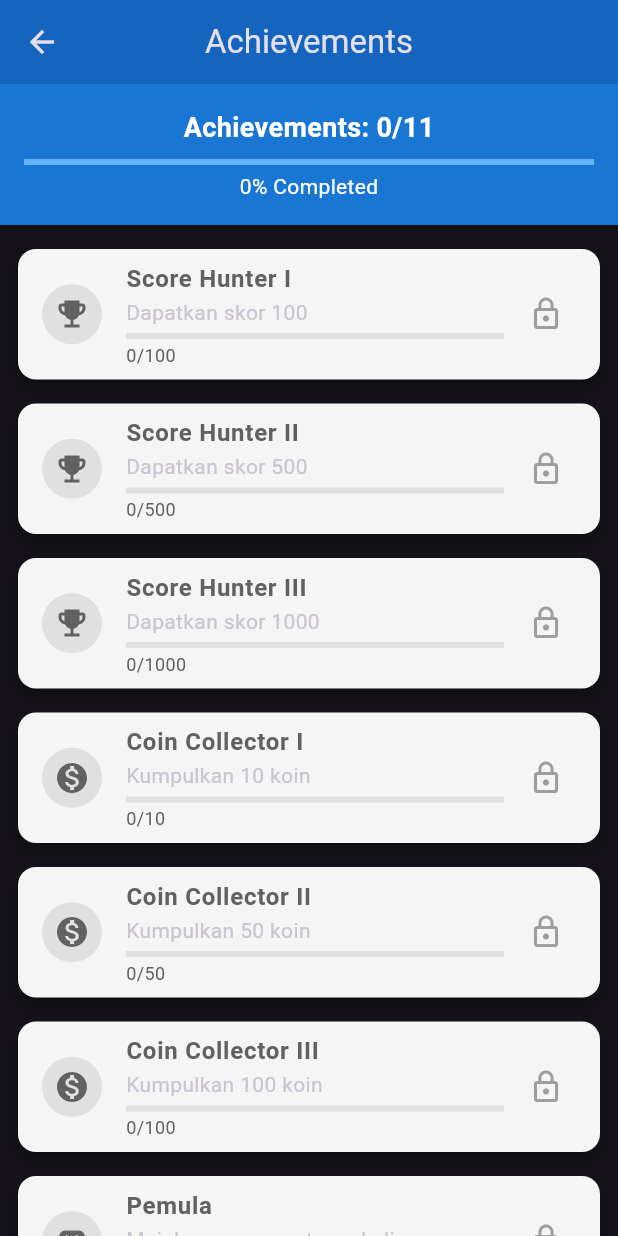
After one commit to jjaenal/tuang, a Flutter app: the AchievementsScreen screen opened directly, on a phone screen of 412 x 824 dp. The commit adds this screen. Run offline on Flutter 3.47's test engine with Material 3 defaults, Android fonts, the light colour scheme and no system bars; our stand-ins replace equatable, flutter_bloc, google_mobile_ads, shared_preferences; missing offline and left inert: flame, flame_audio; accounts and stored records are empty.

Commit message:
feat(achievements): Add Achievement model, service, notifications, screen, and tests
- Implement Achievement model and JSON serialization
- Add AchievementService with persistence and notifier
- Create AchievementNotification overlay widget
- Add AchievementsScreen listing progress and unlocked items
- Include achievement_service_test for persistence and unlocking

chore(ui,test,docs): Gate initial main menu overlay, stabilize widget test, update TODO

- Gate initial main menu overlay with showMainMenuOnBoot
- Disable initial overlay in widget test for stability
- Mark 'Achievement system' complete in TODO

```diff
--- a/lib/main.dart
+++ b/lib/main.dart
@@ -21,7 +21,8 @@ void main() async {
 
 class MyApp extends StatelessWidget {
   final MyGame game;
-  const MyApp({super.key, required this.game});
+  final bool showMainMenuOnBoot;
+  const MyApp({super.key, required this.game, this.showMainMenuOnBoot = true});
 
   @override
   Widget build(BuildContext context) {
@@ -110,6 +111,8 @@ class MyApp extends StatelessWidget {
                     MyGame.overlayGameOver:
                         (context, g) => GameOverOverlay(game: g as MyGame),
                   },
+                  initialActiveOverlays:
+                      showMainMenuOnBoot ? const [MyGame.overlayMainMenu] : const [],
                 ),
               ),
             ),
--- /dev/null
+++ b/lib/models/achievement.dart
@@ -0,0 +1,122 @@
+import 'package:flutter/material.dart';
+
+/// Jenis achievement yang dapat diperoleh pemain
+enum AchievementType {
+  // Score-based achievements
+  score100('Score Hunter I', 'Dapatkan skor 100', Icons.emoji_events),
+  score500('Score Hunter II', 'Dapatkan skor 500', Icons.emoji_events),
+  score1000('Score Hunter III', 'Dapatkan skor 1000', Icons.emoji_events),
+
+  // Coin-based achievements
+  collect10Coins(
+    'Coin Collector I',
+    'Kumpulkan 10 koin',
+    Icons.monetization_on,
+  ),
+  collect50Coins(
+    'Coin Collector II',
+    'Kumpulkan 50 koin',
+    Icons.monetization_on,
+  ),
+  collect100Coins(
+    'Coin Collector III',
+    'Kumpulkan 100 koin',
+    Icons.monetization_on,
+  ),
+
+  // Gameplay achievements
+  firstGame('Pemula', 'Mainkan game pertama kali', Icons.sports_esports),
+  play10Games('Enthusiast', 'Mainkan 10 game', Icons.sports_esports),
+  play50Games('Addict', 'Mainkan 50 game', Icons.sports_esports),
+
+  // Special achievements
+  useMagnet('Magnetic', 'Gunakan magnet pertama kali', Icons.bolt),
+  reviveOnce('Second Chance', 'Gunakan fitur revive', Icons.replay);
+
+  final String title;
+  final String description;
+  final IconData icon;
+
+  const AchievementType(this.title, this.description, this.icon);
+}
+
+/// Model untuk menyimpan data achievement
+class Achievement {
+  final AchievementType type;
+  final DateTime? unlockedAt;
+  final int progress;
+  final int targetValue;
+
+  /// Menunjukkan apakah achievement sudah terbuka
+  bool get isUnlocked => unlockedAt != null;
+
+  /// Persentase progress achievement (0-100)
+  int get progressPercent =>
+      (progress / targetValue * 100).clamp(0, 100).toInt();
+
+  const Achievement({
+    required this.type,
+    this.unlockedAt,
+    required this.progress,
+    required this.targetValue,
+  });
+
+  /// Membuat salinan achievement dengan nilai yang diperbarui
+  Achievement copyWith({
+    AchievementType? type,
+    DateTime? unlockedAt,
+    int? progress,
+    int? targetValue,
+  }) {
+    return Achievement(
+      type: type ?? this.type,
+      unlockedAt: unlockedAt ?? this.unlockedAt,
+      progress: progress ?? this.progress,
+      targetValue: targetValue ?? this.targetValue,
+    );
+  }
+
+  /// Membuat achievement baru dengan progress yang diperbarui
+  /// dan mengecek apakah achievement sudah terbuka
+  Achievement updateProgress(int newProgress) {
+    final updatedProgress = newProgress;
+
+    // Cek apakah achievement sudah terbuka
+    if (updatedProgress >= targetValue && !isUnlocked) {
+      return copyWith(progress: updatedProgress, unlockedAt: DateTime.now());
+    }
+
+    return copyWith(progress: updatedProgress);
+  }
+
+  /// Mengkonversi achievement ke format JSON
+  Map<String, dynamic> toJson() {
+    return {
+      'type': type.name,
+      'unlockedAt': unlockedAt?.millisecondsSinceEpoch,
+      'progress': progress,
+      'targetValue': targetValue,
+    };
+  }
+
+  /// Membuat achievement dari format JSON
+  factory Achievement.fromJson(Map<String, dynamic> json) {
+    return Achievement(
+      type: AchievementType.values.firstWhere(
+        (e) => e.name == json['type'],
+        orElse: () => AchievementType.firstGame,
+      ),
+      unlockedAt:
+          json['unlockedAt'] != null
+              ? DateTime.fromMillisecondsSinceEpoch(json['unlockedAt'])
+              : null,
+      progress: json['progress'] ?? 0,
+      targetValue: json['targetValue'] ?? 1,
+    );
+  }
+
+  /// Membuat achievement baru dengan nilai default
+  factory Achievement.create(AchievementType type, {int targetValue = 1}) {
+    return Achievement(type: type, progress: 0, targetValue: targetValue);
+  }
+}
--- /dev/null
+++ b/lib/services/achievement_service.dart
@@ -0,0 +1,193 @@
+import 'dart:convert';
+import 'package:flutter/material.dart';
+import 'package:shared_preferences/shared_preferences.dart';
+import '../models/achievement.dart';
+import '../services/logging_service.dart';
+import '../ui/achievement_notification.dart';
+import '../ui/achievements_screen.dart';
+
+/// Service untuk mengelola achievement dalam game
+class AchievementService {
+  static const String _prefsKey = 'achievements';
+  final Map<AchievementType, Achievement> _achievements = {};
+  final List<Achievement> _recentlyUnlocked = [];
+
+  /// Stream controller untuk notifikasi achievement yang baru terbuka
+  final ValueNotifier<Achievement?> onAchievementUnlocked = ValueNotifier(null);
+
+  /// Singleton instance
+  static final AchievementService _instance = AchievementService._internal();
+  factory AchievementService() => _instance;
+
+  AchievementService._internal() {
+    _initializeAchievements();
+  }
+
+  /// Inisialisasi daftar achievement default
+  void _initializeAchievements() {
+    // Score-based achievements
+    _registerAchievement(AchievementType.score100, 100);
+    _registerAchievement(AchievementType.score500, 500);
+    _registerAchievement(AchievementType.score1000, 1000);
+
+    // Coin-based achievements
+    _registerAchievement(AchievementType.collect10Coins, 10);
+    _registerAchievement(AchievementType.collect50Coins, 50);
+    _registerAchievement(AchievementType.collect100Coins, 100);
+
+    // Gameplay achievements
+    _registerAchievement(AchievementType.firstGame, 1);
+    _registerAchievement(AchievementType.play10Games, 10);
+    _registerAchievement(AchievementType.play50Games, 50);
+
+    // Special achievements
+    _registerAchievement(AchievementType.useMagnet, 1);
+    _registerAchievement(AchievementType.reviveOnce, 1);
+
+    // Load saved achievements
+    loadAchievements();
+  }
+
+  /// Mendaftarkan achievement baru
+  void _registerAchievement(AchievementType type, int targetValue) {
+    _achievements[type] = Achievement.create(type, targetValue: targetValue);
+  }
+
+  /// Mendapatkan semua achievement
+  List<Achievement> getAllAchievements() {
+    return _achievements.values.toList();
+  }
+
+  /// Mendapatkan achievement yang sudah terbuka
+  List<Achievement> getUnlockedAchievements() {
+    return _achievements.values.where((a) => a.isUnlocked).toList();
+  }
+
+  /// Mendapatkan achievement yang belum terbuka
+  List<Achievement> getLockedAchievements() {
+    return _achievements.values.where((a) => !a.isUnlocked).toList();
+  }
+
+  /// Mendapatkan achievement berdasarkan tipe
+  Achievement? getAchievement(AchievementType type) {
+    return _achievements[type];
+  }
+
+  /// Mendapatkan achievement yang baru saja terbuka
+  List<Achievement> getRecentlyUnlocked() {
+    return List.from(_recentlyUnlocked);
+  }
+
+  /// Mengupdate progress achievement
+  void updateProgress(AchievementType type, int progress) {
+    final achievement = _achievements[type];
+    if (achievement == null) return;
+
+    final updatedAchievement = achievement.updateProgress(progress);
+    _achievements[type] = updatedAchievement;
+
+    // Cek apakah achievement baru terbuka
+    if (updatedAchievement.isUnlocked &&
+        (achievement.unlockedAt == null ||
+            achievement.unlockedAt != updatedAchievement.unlockedAt)) {
+      _recentlyUnlocked.add(updatedAchievement);
+      onAchievementUnlocked.value = updatedAchievement;
+      LoggingService.log(
+        'Achievement unlocked: ${updatedAchievement.type.title}',
+      );
+    }
+
+    // Simpan perubahan
+    saveAchievements();
+  }
+
+  /// Increment progress achievement
+  void incrementProgress(AchievementType type, [int increment = 1]) {
+    final achievement = _achievements[type];
+    if (achievement == null) return;
+
+    updateProgress(type, achievement.progress + increment);
+  }
+
+  /// Menyimpan achievement ke SharedPreferences
+  Future<void> saveAchievements() async {
+    try {
+      final prefs = await SharedPreferences.getInstance();
+      final achievementsJson =
+          _achievements.values
+              .map((achievement) => achievement.toJson())
+              .toList();
+
+      await prefs.setString(_prefsKey, jsonEncode(achievementsJson));
+    } catch (e) {
+      LoggingService.log('Error saving achievements: $e');
+    }
+  }
+
+  /// Memuat achievement dari SharedPreferences
+  Future<void> loadAchievements() async {
+    try {
+      final prefs = await SharedPreferences.getInstance();
+      final achievementsJson = prefs.getString(_prefsKey);
+
+      if (achievementsJson != null) {
+        final List<dynamic> decodedList = jsonDecode(achievementsJson);
+
+        for (final item in decodedList) {
+          final achievement = Achievement.fromJson(item);
+          _achievements[achievement.type] = achievement;
+        }
+      }
+    } catch (e) {
+      LoggingService.log('Error loading achievements: $e');
+    }
+  }
+
+  /// Reset semua achievement (untuk debugging)
+  Future<void> resetAllAchievements() async {
+    _achievements.clear();
+    _recentlyUnlocked.clear();
+    _initializeAchievements();
+
+    try {
+      final prefs = await SharedPreferences.getInstance();
+      await prefs.remove(_prefsKey);
+    } catch (e) {
+      LoggingService.log('Error resetting achievements: $e');
+    }
+  }
+
+  /// Menandai achievement yang baru terbuka sudah dilihat
+  void clearRecentlyUnlocked() {
+    _recentlyUnlocked.clear();
+  }
+
+  /// Menampilkan notifikasi untuk achievement yang baru terbuka
+  void showNotification(BuildContext context, Achievement achievement) {
+    final overlay = Overlay.of(context);
+    late OverlayEntry entry;
+    entry = OverlayEntry(
+      builder:
+          (context) => AchievementNotification(
+            achievement: achievement,
+            onDismiss: () {
+              entry.remove();
+            },
+          ),
+    );
+
+    overlay.insert(entry);
+    // Clear the notifier to avoid duplicate notifications from multiple listeners
+    onAchievementUnlocked.value = null;
+  }
+
+  /// Menampilkan layar achievements
+  void showAchievements(BuildContext context) {
+    Navigator.of(
+      context,
+    ).push(MaterialPageRoute(builder: (context) => const AchievementsScreen()));
+  }
+
+  /// Singleton instance accessor
+  static AchievementService get I => _instance;
+}
--- /dev/null
+++ b/lib/ui/achievements_screen.dart
@@ -0,0 +1,137 @@
+import 'package:flutter/material.dart';
+import '../models/achievement.dart';
+import '../services/achievement_service.dart';
+
+/// Screen untuk menampilkan daftar achievements
+class AchievementsScreen extends StatefulWidget {
+  const AchievementsScreen({super.key});
+
+  @override
+  State<AchievementsScreen> createState() => _AchievementsScreenState();
+}
+
+class _AchievementsScreenState extends State<AchievementsScreen> {
+  final AchievementService _achievementService = AchievementService();
+
+  @override
+  Widget build(BuildContext context) {
+    final allAchievements = _achievementService.getAllAchievements();
+    final unlockedCount = _achievementService.getUnlockedAchievements().length;
+
+    return Scaffold(
+      appBar: AppBar(
+        title: const Text('Achievements'),
+        centerTitle: true,
+        backgroundColor: Colors.blue.shade800,
+      ),
+      body: Column(
+        children: [
+          _buildProgressHeader(unlockedCount, allAchievements.length),
+          Expanded(child: _buildAchievementsList(allAchievements)),
+        ],
+      ),
+    );
+  }
+
+  /// Widget untuk menampilkan header dengan progress achievement
+  Widget _buildProgressHeader(int unlocked, int total) {
+    final progressPercent = total > 0 ? (unlocked / total * 100).toInt() : 0;
+
+    return Container(
+      padding: const EdgeInsets.all(16),
+      color: Colors.blue.shade700,
+      child: Column(
+        children: [
+          Text(
+            'Achievements: $unlocked/$total',
+            style: const TextStyle(
+              fontSize: 18,
+              fontWeight: FontWeight.bold,
+              color: Colors.white,
+            ),
+          ),
+          const SizedBox(height: 8),
+          LinearProgressIndicator(
+            value: unlocked / total,
+            backgroundColor: Colors.blue.shade300,
+            valueColor: const AlwaysStoppedAnimation<Color>(Colors.amber),
+          ),
+          const SizedBox(height: 4),
+          Text(
+            '$progressPercent% Completed',
+            style: const TextStyle(fontSize: 14, color: Colors.white),
+          ),
+        ],
+      ),
+    );
+  }
+
+  /// Widget untuk menampilkan daftar achievement
+  Widget _buildAchievementsList(List<Achievement> achievements) {
+    return ListView.builder(
+      padding: const EdgeInsets.all(8),
+      itemCount: achievements.length,
+      itemBuilder: (context, index) {
+        final achievement = achievements[index];
+        return _buildAchievementCard(achievement);
+      },
+    );
+  }
+
+  /// Widget untuk menampilkan card achievement
+  Widget _buildAchievementCard(Achievement achievement) {
+    final bool isUnlocked = achievement.isUnlocked;
+
+    return Card(
+      margin: const EdgeInsets.symmetric(vertical: 8, horizontal: 4),
+      elevation: 3,
+      color: isUnlocked ? Colors.blue.shade50 : Colors.grey.shade100,
+      child: ListTile(
+        leading: Container(
+          padding: const EdgeInsets.all(8),
+          decoration: BoxDecoration(
+            color: isUnlocked ? Colors.amber : Colors.grey.shade300,
+            shape: BoxShape.circle,
+          ),
+          child: Icon(
+            achievement.type.icon,
+            color: isUnlocked ? Colors.white : Colors.grey.shade700,
+          ),
+        ),
+        title: Text(
+          achievement.type.title,
+          style: TextStyle(
+            fontWeight: FontWeight.bold,
+            color: isUnlocked ? Colors.black : Colors.grey.shade700,
+          ),
+        ),
+        subtitle: Column(
+          crossAxisAlignment: CrossAxisAlignment.start,
+          children: [
+            Text(achievement.type.description),
+            const SizedBox(height: 4),
+            LinearProgressIndicator(
+              value: achievement.progress / achievement.targetValue,
+              backgroundColor: Colors.grey.shade300,
+              valueColor: AlwaysStoppedAnimation<Color>(
+                isUnlocked ? Colors.green : Colors.blue,
+              ),
+            ),
+            const SizedBox(height: 2),
+            Text(
+              '${achievement.progress}/${achievement.targetValue}',
+              style: TextStyle(
+                fontSize: 12,
+                color: isUnlocked ? Colors.green : Colors.grey.shade700,
+              ),
+            ),
+          ],
+        ),
+        trailing:
+            isUnlocked
+                ? const Icon(Icons.check_circle, color: Colors.green)
+                : const Icon(Icons.lock_outline, color: Colors.grey),
+      ),
+    );
+  }
+}
```
Also changed, not shown: lib/ui/achievement_notification.dart (added, +143 -0 lines), 3 other files.
